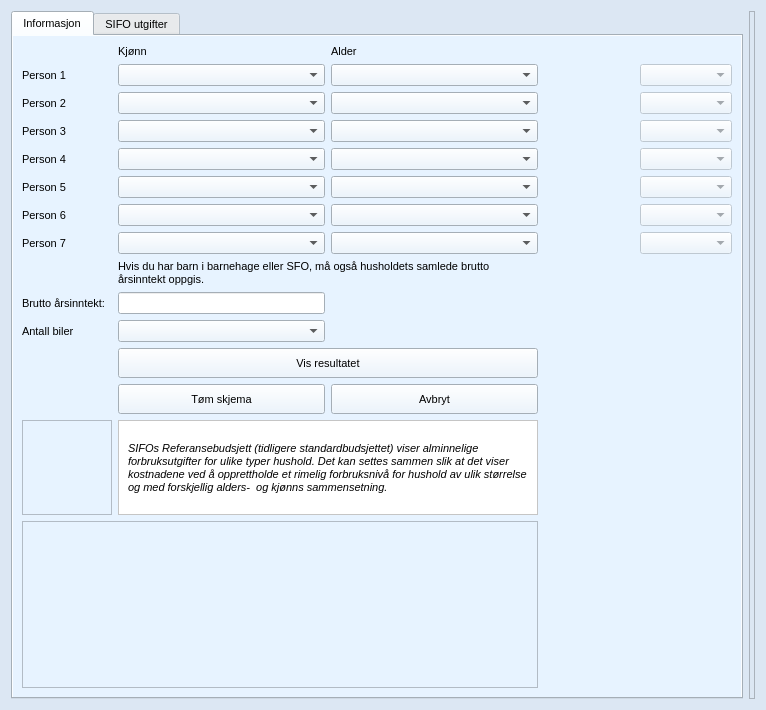
Old version of the form source/ui/views/forms/sifo_form.ui in the repository seemir/stressa.
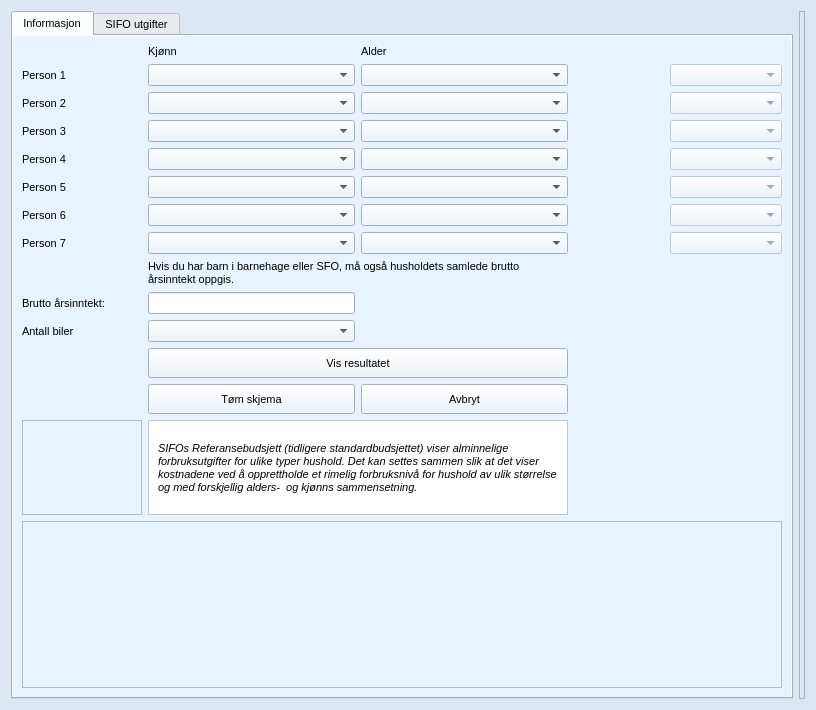
New version of the form. Icons and pictures are not drawn.

```diff
--- a/source/ui/views/forms/sifo_form.ui
+++ b/source/ui/views/forms/sifo_form.ui
@@ -6,7 +6,7 @@
    <rect>
     <x>0</x>
     <y>0</y>
-    <width>766</width>
+    <width>816</width>
     <height>682</height>
    </rect>
   </property>
@@ -462,7 +462,7 @@
      </property>
      <property name="minimumSize">
       <size>
-       <width>732</width>
+       <width>782</width>
        <height>0</height>
       </size>
      </property>
@@ -919,14 +919,14 @@
        <item row="13" column="0">
         <widget class="QFrame" name="frame_logo">
          <property name="sizePolicy">
-          <sizepolicy hsizetype="Preferred" vsizetype="Preferred">
+          <sizepolicy hsizetype="Fixed" vsizetype="Preferred">
            <horstretch>0</horstretch>
            <verstretch>0</verstretch>
           </sizepolicy>
          </property>
          <property name="minimumSize">
           <size>
-           <width>90</width>
+           <width>120</width>
            <height>0</height>
           </size>
          </property>
@@ -1514,7 +1514,7 @@
          </property>
          <property name="minimumSize">
           <size>
-           <width>90</width>
+           <width>120</width>
            <height>0</height>
           </size>
          </property>
@@ -1626,7 +1626,7 @@
          </property>
          <property name="minimumSize">
           <size>
-           <width>90</width>
+           <width>120</width>
            <height>0</height>
           </size>
          </property>
@@ -1754,7 +1754,7 @@
          </property>
          <property name="minimumSize">
           <size>
-           <width>90</width>
+           <width>120</width>
            <height>0</height>
           </size>
          </property>
@@ -1782,7 +1782,7 @@
          </property>
          <property name="minimumSize">
           <size>
-           <width>90</width>
+           <width>120</width>
            <height>0</height>
           </size>
          </property>
@@ -1810,7 +1810,7 @@
          </property>
          <property name="minimumSize">
           <size>
-           <width>90</width>
+           <width>120</width>
            <height>0</height>
           </size>
          </property>
@@ -1888,7 +1888,7 @@
          </property>
          <property name="minimumSize">
           <size>
-           <width>90</width>
+           <width>120</width>
            <height>0</height>
           </size>
          </property>
@@ -1916,7 +1916,7 @@
          </property>
          <property name="minimumSize">
           <size>
-           <width>90</width>
+           <width>120</width>
            <height>0</height>
           </size>
          </property>
@@ -1962,14 +1962,14 @@
        <item row="8" column="1" colspan="2">
         <widget class="QLabel" name="label_informasjon">
          <property name="sizePolicy">
-          <sizepolicy hsizetype="Expanding" vsizetype="Fixed">
+          <sizepolicy hsizetype="Fixed" vsizetype="Fixed">
            <horstretch>0</horstretch>
            <verstretch>0</verstretch>
           </sizepolicy>
          </property>
          <property name="minimumSize">
           <size>
-           <width>0</width>
+           <width>420</width>
            <height>0</height>
           </size>
          </property>
@@ -1997,7 +1997,7 @@
          </property>
          <property name="minimumSize">
           <size>
-           <width>90</width>
+           <width>120</width>
            <height>0</height>
           </size>
          </property>
@@ -2050,7 +2050,7 @@
          </property>
          <property name="minimumSize">
           <size>
-           <width>90</width>
+           <width>120</width>
            <height>0</height>
           </size>
          </property>
@@ -2357,28 +2357,6 @@
          </property>
         </widget>
        </item>
-       <item row="15" column="0" colspan="3">
-        <widget class="QFrame" name="frame_whitespace_1">
-         <property name="sizePolicy">
-          <sizepolicy hsizetype="Preferred" vsizetype="Expanding">
-           <horstretch>0</horstretch>
-           <verstretch>0</verstretch>
-          </sizepolicy>
-         </property>
-         <property name="font">
-          <font>
-           <family>Segoe UI</family>
-           <pointsize>8</pointsize>
-          </font>
-         </property>
-         <property name="frameShape">
-          <enum>QFrame::StyledPanel</enum>
-         </property>
-         <property name="frameShadow">
-          <enum>QFrame::Raised</enum>
-         </property>
-        </widget>
-       </item>
        <item row="1" column="4">
         <widget class="QComboBox" name="combo_box_tillegg_1">
          <property name="enabled">
@@ -2536,6 +2514,28 @@
          </property>
         </widget>
        </item>
+       <item row="15" column="0" colspan="5">
+        <widget class="QFrame" name="frame_whitespace_1">
+         <property name="sizePolicy">
+          <sizepolicy hsizetype="Preferred" vsizetype="Expanding">
+           <horstretch>0</horstretch>
+           <verstretch>0</verstretch>
+          </sizepolicy>
+         </property>
+         <property name="font">
+          <font>
+           <family>Segoe UI</family>
+           <pointsize>8</pointsize>
+          </font>
+         </property>
+         <property name="frameShape">
+          <enum>QFrame::StyledPanel</enum>
+         </property>
+         <property name="frameShadow">
+          <enum>QFrame::Raised</enum>
+         </property>
+        </widget>
+       </item>
       </layout>
      </widget>
      <widget class="QWidget" name="tab_sifo_utgifter">
```
